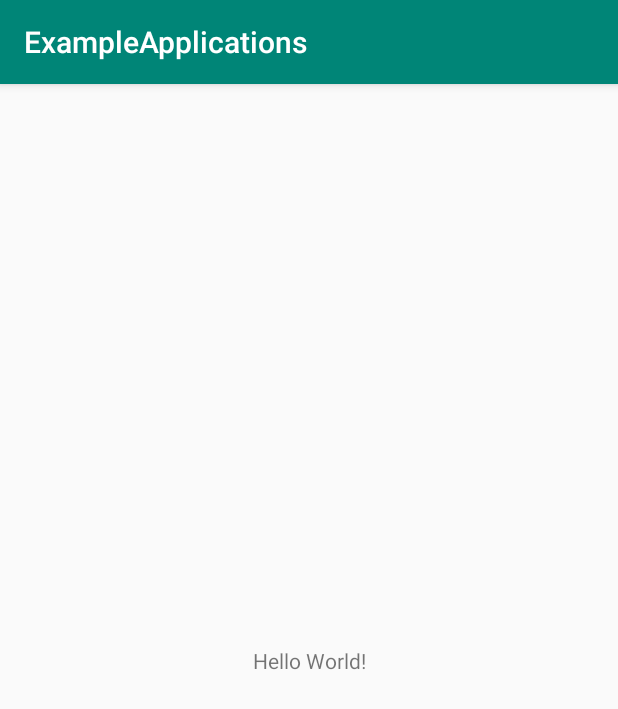
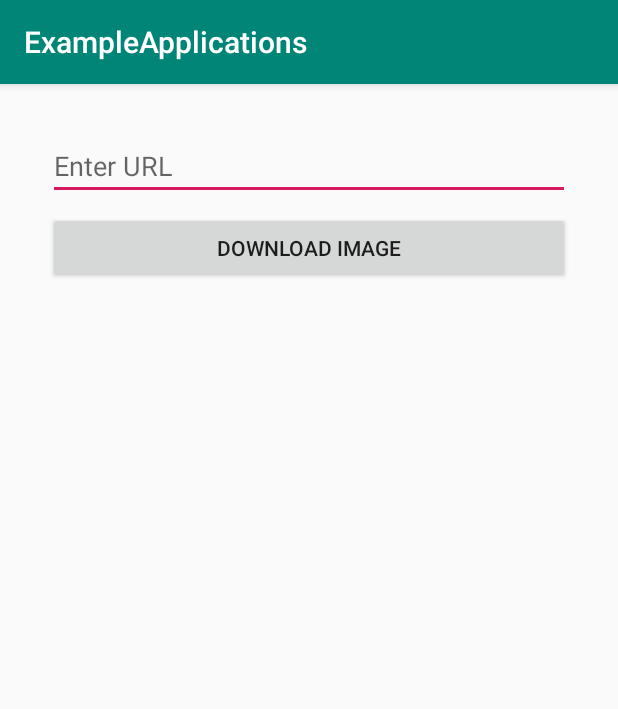
Before and after one commit to arpitparmar5739/android_examples, an Android app: the screen it shows after launch (MainActivity), on a phone screen of 412 x 824 dp. Shown: the top 709 px of the screen. Run offline under Robolectric (Android 15) with nearby library versions, the phone set to English and light mode, and no system bars.

Commit message:
Download Image with AsyncTask using input URL in PlainText and show it in ImageView.

```diff
--- a/app/src/main/java/com/example/exampleapplications/MainActivity.java
+++ b/app/src/main/java/com/example/exampleapplications/MainActivity.java
@@ -2,42 +2,49 @@ package com.example.exampleapplications;
 
 import androidx.appcompat.app.AppCompatActivity;
 
+import android.graphics.Bitmap;
+import android.graphics.BitmapFactory;
 import android.os.AsyncTask;
 import android.os.Bundle;
-import android.util.Log;
+import android.view.View;
+import android.widget.EditText;
+import android.widget.ImageView;
 
 import java.io.InputStream;
-import java.io.InputStreamReader;
 import java.net.HttpURLConnection;
 import java.net.URL;
 
 public class MainActivity extends AppCompatActivity {
+    ImageView imageView;
+    EditText editText;
 
-    public class DownloadTask extends AsyncTask<String, Void, String> {
+    public class ImageDownloader extends AsyncTask<URL, Void, Bitmap> {
         @Override
-        protected String doInBackground(String... urls) {
-            String result = "";
-            URL url;
-            HttpURLConnection urlConnection = null;
+        protected Bitmap doInBackground(URL... urls) {
+            try {
+                URL url = urls[0];
+                HttpURLConnection connection = (HttpURLConnection) url.openConnection();
+                connection.connect();
+                InputStream in = connection.getInputStream();
+                Bitmap myBitmap = BitmapFactory.decodeStream(in);
+                return myBitmap;
+            } catch (Exception e){
+                e.printStackTrace();
+                return null;
+            }
+        }
+    }
 
-            try {
-                url = new URL(urls[0]);
-                urlConnection = (HttpURLConnection) url.openConnection();
-                InputStream in = urlConnection.getInputStream();
-                InputStreamReader reader = new InputStreamReader(in);
+    public void downloadImage(View view) {
+        ImageDownloader task = new ImageDownloader();
+        Bitmap myImage;
 
-                int data = reader.read();
-                while (data != -1) {
-                    char current = (char) data;
-                    result += current;
-                    data = reader.read();
-                }
-
-                return result;
-            } catch (Exception e) {
-                e.printStackTrace();
-                return "Failed!";
-            }
+        try {
+            URL url = new URL(String.valueOf(editText.getText()));
+            myImage = task.execute(url).get();
+            imageView.setImageBitmap(myImage);
+        } catch (Exception e) {
+            e.printStackTrace();
         }
     }
 
@@ -46,15 +53,7 @@ public class MainActivity extends AppCompatActivity {
         super.onCreate(savedInstanceState);
         setContentView(R.layout.activity_main);
 
-        DownloadTask task = new DownloadTask();
-        String result = null;
-
-        try {
-            result = task.execute("https://www.lipsum.com/").get();
-        } catch (Exception e) {
-            e.printStackTrace();
-        }
-
-        Log.i("Result", result);
+        imageView = findViewById(R.id.imageView);
+        editText = findViewById(R.id.editUrl);
     }
 }
--- a/app/src/main/res/layout/activity_main.xml
+++ b/app/src/main/res/layout/activity_main.xml
@@ -6,13 +6,53 @@
     android:layout_height="match_parent"
     tools:context=".MainActivity">
 
-    <TextView
-        android:layout_width="wrap_content"
+    <Button
+        android:id="@+id/DownloadImage"
+        android:layout_width="0dp"
         android:layout_height="wrap_content"
-        android:text="Hello World!"
+        android:layout_marginStart="32dp"
+        android:layout_marginLeft="32dp"
+        android:layout_marginTop="8dp"
+        android:layout_marginEnd="32dp"
+        android:layout_marginRight="32dp"
+        android:layout_marginBottom="31dp"
+        android:onClick="downloadImage"
+        android:text="download image"
+        app:layout_constraintBottom_toTopOf="@+id/imageView"
+        app:layout_constraintEnd_toEndOf="parent"
+        app:layout_constraintHorizontal_bias="0.0"
+        app:layout_constraintStart_toStartOf="parent"
+        app:layout_constraintTop_toBottomOf="@+id/editUrl" />
+
+    <ImageView
+        android:id="@+id/imageView"
+        android:layout_width="380dp"
+        android:layout_height="0dp"
+        android:layout_marginStart="8dp"
+        android:layout_marginLeft="8dp"
+        android:layout_marginTop="8dp"
+        android:layout_marginEnd="8dp"
+        android:layout_marginRight="8dp"
+        android:layout_marginBottom="32dp"
         app:layout_constraintBottom_toBottomOf="parent"
-        app:layout_constraintLeft_toLeftOf="parent"
-        app:layout_constraintRight_toRightOf="parent"
+        app:layout_constraintEnd_toEndOf="parent"
+        app:layout_constraintStart_toStartOf="parent"
+        app:layout_constraintTop_toBottomOf="@+id/DownloadImage" />
+
+    <EditText
+        android:id="@+id/editUrl"
+        android:layout_width="0dp"
+        android:layout_height="wrap_content"
+        android:layout_marginStart="32dp"
+        android:layout_marginLeft="32dp"
+        android:layout_marginTop="32dp"
+        android:layout_marginEnd="32dp"
+        android:layout_marginRight="32dp"
+        android:ems="10"
+        android:hint="Enter URL"
+        android:inputType="textPersonName"
+        app:layout_constraintEnd_toEndOf="parent"
+        app:layout_constraintStart_toStartOf="parent"
         app:layout_constraintTop_toTopOf="parent" />
 
 </androidx.constraintlayout.widget.ConstraintLayout>
```
